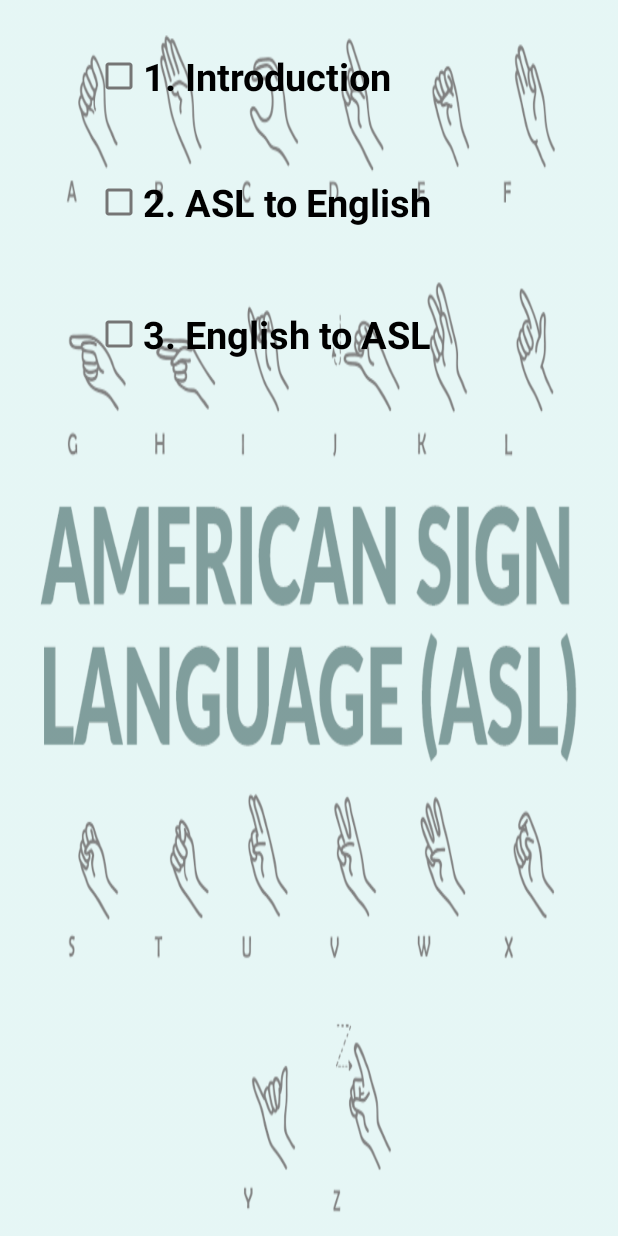
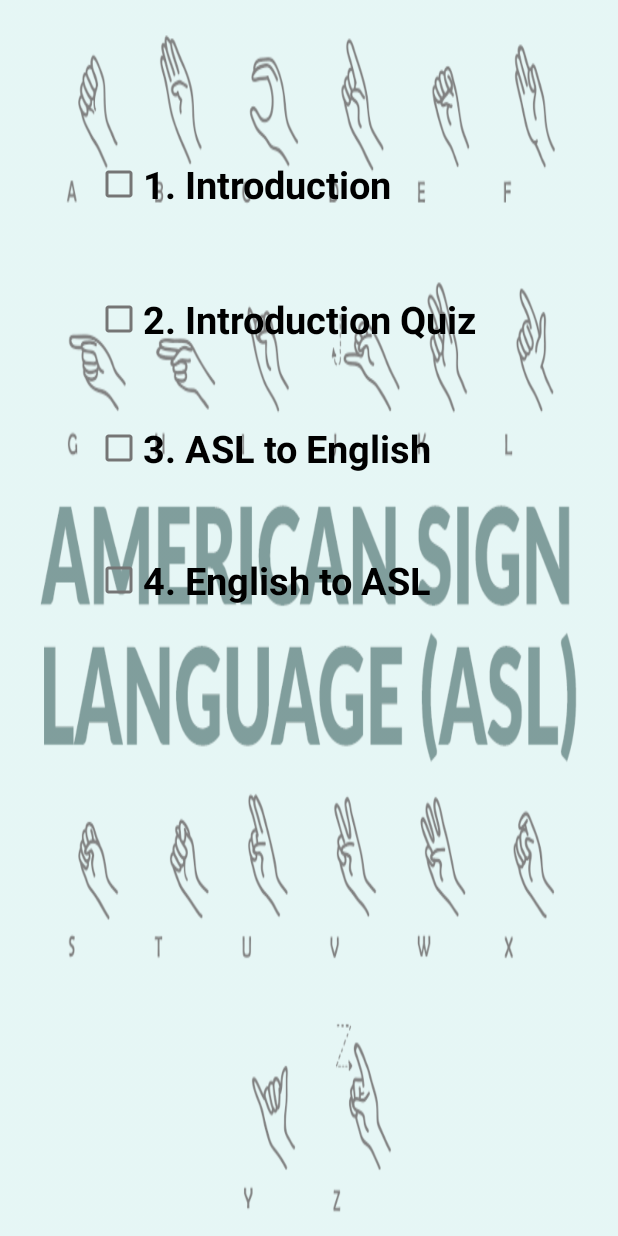
Before and after one commit to shreya-CSE/asl_buddy, an Android app: the layout activity_vocab.xml on its own in the app's theme, with its tools: preview values and no code run, on a phone screen of 412 x 824 dp. Run offline under Robolectric (Android 15) with nearby library versions, the light colour scheme and no system bars.

Commit message:
asl_buddy

```diff
--- a/app/src/main/java/com/example/asl_buddy/vocab.java
+++ b/app/src/main/java/com/example/asl_buddy/vocab.java
@@ -1,18 +1,15 @@
 package com.example.asl_buddy;
-
-import androidx.appcompat.app.AppCompatActivity;
 
 import android.content.Intent;
 import android.os.Bundle;
 import android.view.View;
 import android.widget.CheckBox;
 
+import androidx.appcompat.app.AppCompatActivity;
+
 public class vocab extends AppCompatActivity {
 
-    private CheckBox intro;
-    private CheckBox ASL;
-    private CheckBox English;
-
+    private CheckBox intro, ASL, English, intro_quiz;
 
     @Override
     protected void onCreate(Bundle savedInstanceState) {
@@ -28,19 +25,25 @@ public class vocab extends AppCompatActivity {
             }
         });
 
+        intro_quiz = findViewById(R.id.checkBox5);
+        intro_quiz.setOnClickListener(new View.OnClickListener() {
+            @Override
+            public void onClick(View view) {
+               Intent intro_quiz_intent= new Intent(getApplicationContext(), intro_quiz1.class);
+               startActivity(intro_quiz_intent);
+            }
+        });
+
 
         ASL = findViewById(R.id.checkBox1);
         ASL.setOnClickListener(new View.OnClickListener() {
-            @Override
             public void onClick(View view) {
 
             }
-
-
         });
 
 
-        English = findViewById(R.id.checkBox2);
+        English = findViewById(R.id.checkBox3);
         English.setOnClickListener(new View.OnClickListener() {
             public void onClick(View view) {
 
--- a/app/src/main/res/layout/activity_vocab.xml
+++ b/app/src/main/res/layout/activity_vocab.xml
@@ -9,14 +9,15 @@
     android:backgroundTintMode="src_over"
     tools:context=".vocab">
 
+
     <CheckBox
         android:id="@+id/checkBox"
         android:layout_width="285dp"
         android:layout_height="70dp"
-        android:layout_marginTop="16dp"
-        android:text="1. Introduction"
+        android:layout_marginTop="88dp"
+        android:text="@string/_1_introduction"
         android:textColor="#000000"
-        android:textSize="25dp"
+        android:textSize="25sp"
         android:textStyle="bold"
         app:layout_constraintEnd_toEndOf="parent"
         app:layout_constraintStart_toStartOf="parent"
@@ -26,26 +27,40 @@
         android:id="@+id/checkBox1"
         android:layout_width="285dp"
         android:layout_height="70dp"
-        android:layout_marginTop="100dp"
-        android:text="2. ASL to English"
+        android:layout_marginTop="264dp"
+        android:text="@string/_3_asl_to_english"
         android:textColor="#000000"
-        android:textSize="25dp"
+        android:textSize="25sp"
         android:textStyle="bold"
         app:layout_constraintEnd_toEndOf="parent"
         app:layout_constraintStart_toStartOf="parent"
         app:layout_constraintTop_toTopOf="parent" />
 
     <CheckBox
-        android:id="@+id/checkBox2"
+        android:id="@+id/checkBox3"
         android:layout_width="285dp"
         android:layout_height="70dp"
-        android:layout_marginTop="188dp"
-        android:text="3. English to ASL"
+        android:layout_marginTop="352dp"
+        android:text="@string/_4_english_to_asl"
         android:textColor="#000000"
-        android:textSize="25dp"
+        android:textSize="25sp"
         android:textStyle="bold"
         app:layout_constraintEnd_toEndOf="parent"
         app:layout_constraintStart_toStartOf="parent"
-        app:layout_constraintTop_toTopOf="parent" />
+        app:layout_constraintTop_toTopOf="parent"
+        tools:ignore="TextContrastCheck,TextContrastCheck,TextContrastCheck" />
+
+    <CheckBox
+        android:id="@+id/checkBox5"
+        android:layout_width="285dp"
+        android:layout_height="70dp"
+        android:layout_marginTop="20dp"
+        android:text="@string/_2_introduction_quiz"
+        android:textSize="25sp"
+        android:textStyle="bold"
+        app:layout_constraintEnd_toEndOf="parent"
+        app:layout_constraintStart_toStartOf="parent"
+        app:layout_constraintTop_toBottomOf="@+id/checkBox" />
+
 
 </androidx.constraintlayout.widget.ConstraintLayout>
--- a/app/src/main/res/values/strings.xml
+++ b/app/src/main/res/values/strings.xml
@@ -1,3 +1,8 @@
 <resources>
     <string name="app_name">asl_buddy</string>
+    <string name="_1_introduction">1. Introduction</string>
+    <string name="_2_introduction_quiz">2. Introduction Quiz</string>
+    <string name="_3_asl_to_english">3. ASL to English</string>
+    <string name="_4_english_to_asl">4. English to ASL</string>
+
 </resources>
```
